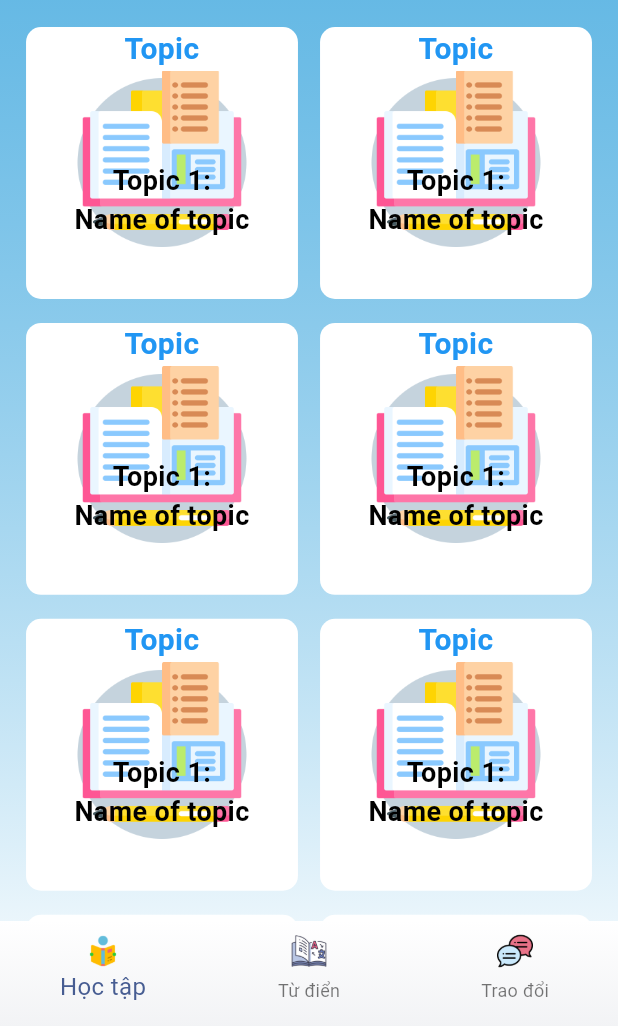
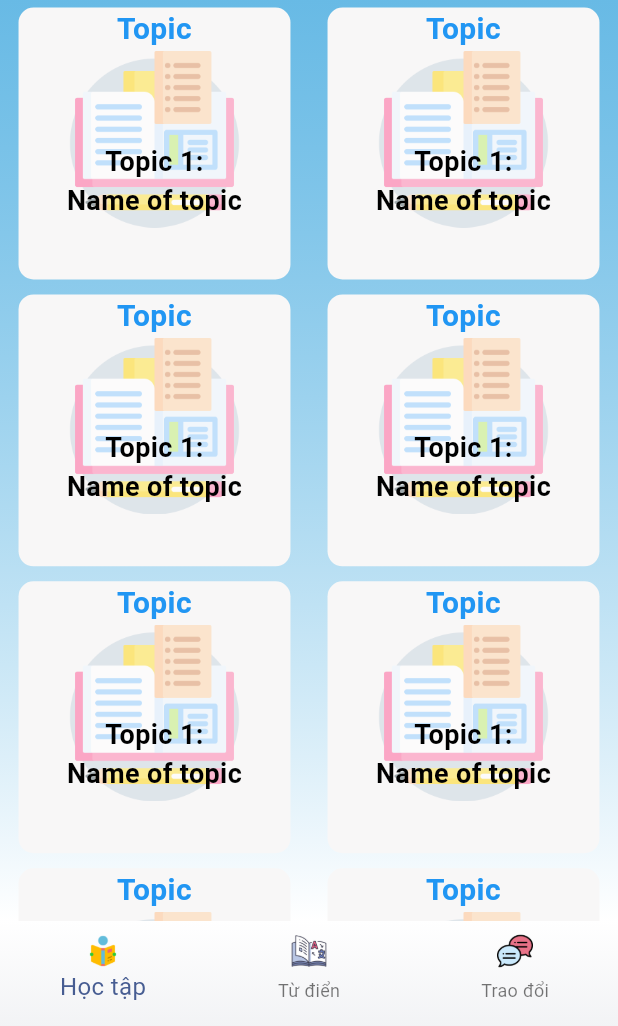
Before and after one commit to huuluc10/flutter-english-learn-app, a Flutter app: the HomeScreen screen opened by its route, on a phone screen of 412 x 824 dp, the part 210-1236 px from its top. Run offline on Flutter 3.47's test engine with Material 3 defaults, Android fonts, the phone set to English and light mode, and no system bars; our stand-ins replace flutter_riverpod; missing offline and left inert: bottom_picker.

Commit message:
fix: fix height to scroll

```diff
--- a/lib/features/homepage/page/home_screen.dart
+++ b/lib/features/homepage/page/home_screen.dart
@@ -29,11 +29,14 @@ class HomeScreen extends ConsumerWidget {
       welcome = "Chào buổi tối,";
     }
 
-    Future<void> _refresh() async {
-      // await ref.read(homeScreenProvider.notifier).getTopics();
-      print('refresh');
-      return Future.delayed(Duration(seconds: 1));
+    Future<void> refresh() async {
+      return Future.delayed(const Duration(seconds: 1));
     }
+
+    final countOfColumn = 10;
+
+    final height = 200 + (10 + width * 0.44) * countOfColumn;
+    print(height);
 
     return Scaffold(
       extendBodyBehindAppBar: true,
@@ -43,11 +46,10 @@ class HomeScreen extends ConsumerWidget {
         elevation: 0,
         backgroundColor: Colors.transparent,
       ),
-      body: RefreshIndicator(
-        onRefresh: _refresh,
-        strokeWidth: 2,
+      body: LineGradientBackgroundWidget(
         child: SingleChildScrollView(
-          child: LineGradientBackgroundWidget(
+          child: SizedBox(
+            height: height,
             child: Stack(
               children: [
                 Positioned(
@@ -83,19 +85,22 @@ class HomeScreen extends ConsumerWidget {
                               color: Colors.white,
                               fontWeight: FontWeight.w600),
                         ),
-                        const SizedBox(height: 40),
-
-                        // Todo: show topic below
-                        Center(
+                      ],
+                    ),
+                  ),
+                ),
+                Positioned(
+                  top: 140,
+                  left: 0,
+                  right: 0,
+                  child: Center(
                     child: Column(
                       children: [
-                              for (var i = 0; i < 6; i++)
+                        for (var i = 0; i < countOfColumn; i++)
                           Padding(
-                                  padding:
-                                      const EdgeInsets.symmetric(vertical: 8),
+                            padding: const EdgeInsets.symmetric(vertical: 5),
                             child: Row(
-                                    mainAxisAlignment:
-                                        MainAxisAlignment.spaceAround,
+                              mainAxisAlignment: MainAxisAlignment.spaceAround,
                               children: [
                                 TopicWidget(
                                     width: width,
@@ -106,9 +111,6 @@ class HomeScreen extends ConsumerWidget {
                               ],
                             ),
                           ),
-                            ],
-                          ),
-                        )
                       ],
                     ),
                   ),
--- a/lib/features/homepage/widgets/topic_widget.dart
+++ b/lib/features/homepage/widgets/topic_widget.dart
@@ -12,7 +12,7 @@ class TopicWidget extends StatelessWidget {
       height: width * 0.44,
       width: width * 0.44,
       decoration: BoxDecoration(
-        color: Colors.white,
+        color: Color.fromARGB(255, 248, 247, 247),
         borderRadius: BorderRadius.circular(10),
       ),
       child: Center(
@@ -29,10 +29,15 @@ class TopicWidget extends StatelessWidget {
             ),
             Stack(
               children: [
-                Image(
-                  image: const AssetImage('assets/lesson.png'),
-                  height: width * 2 / 7,
-                  width: width * 2 / 7,
+                Opacity(
+                  opacity: 0.5,
+                  child: Image(
+                    image: const AssetImage(
+                      'assets/lesson.png',
+                    ),
+                    height: width * 2 / 7,
+                    width: width * 2 / 7,
+                  ),
                 ),
                 Positioned(
                   bottom: 5,
--- a/lib/utils/widgets/line_gradient_background_widget.dart
+++ b/lib/utils/widgets/line_gradient_background_widget.dart
@@ -12,7 +12,6 @@ class LineGradientBackgroundWidget extends StatelessWidget {
   @override
   Widget build(BuildContext context) {
     return Container(
-      height: MediaQuery.of(context).size.height,
       decoration: const BoxDecoration(
         gradient: LinearGradient(
           begin: Alignment.topCenter,
```
Lines whose indentation alone changed are shown as unchanged.
